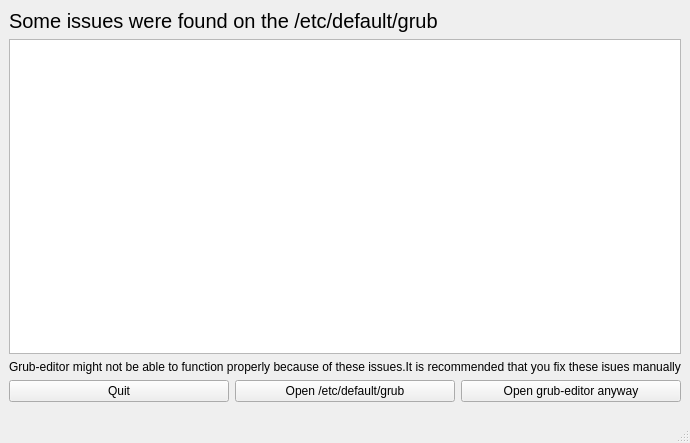
Thenujan-0/grub-editor, file issues.ui: the form before one commit.
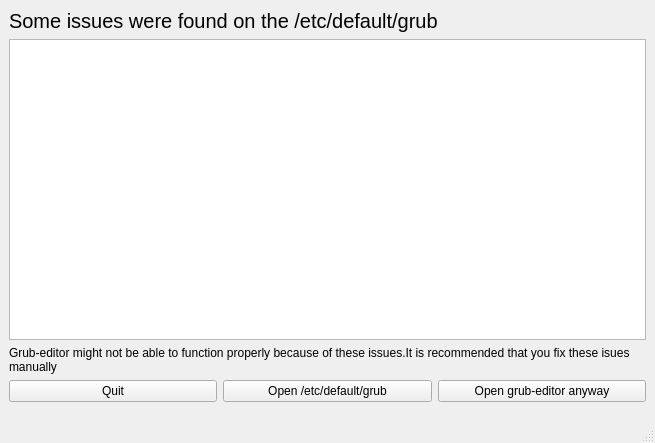
The form after the commit.

```diff
--- a/issues.ui
+++ b/issues.ui
@@ -37,6 +37,9 @@
         <property name="text">
          <string>Grub-editor might not be able to function properly because of these issues.It is recommended that you fix these isues manually</string>
         </property>
+        <property name="wordWrap">
+         <bool>true</bool>
+        </property>
        </widget>
       </item>
       <item>
```
